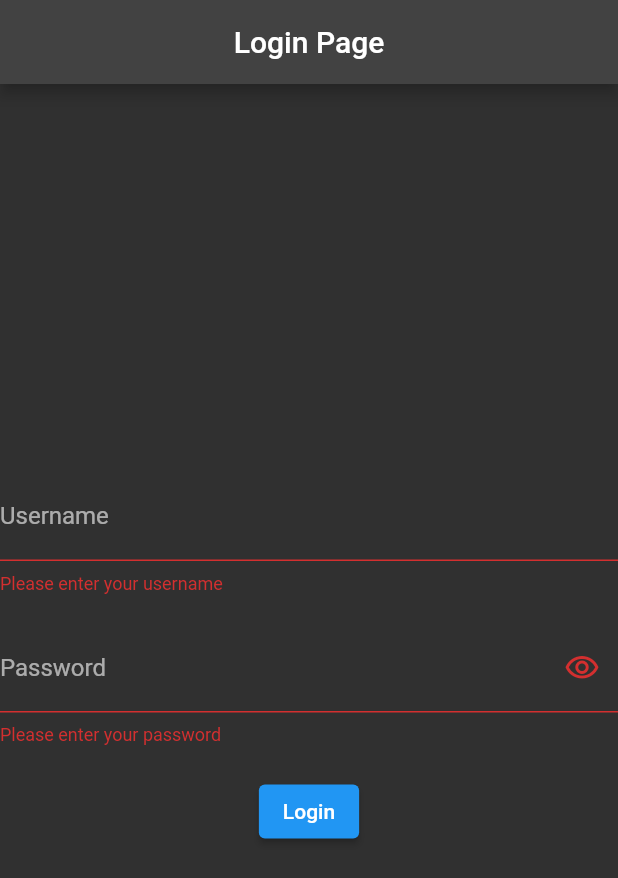
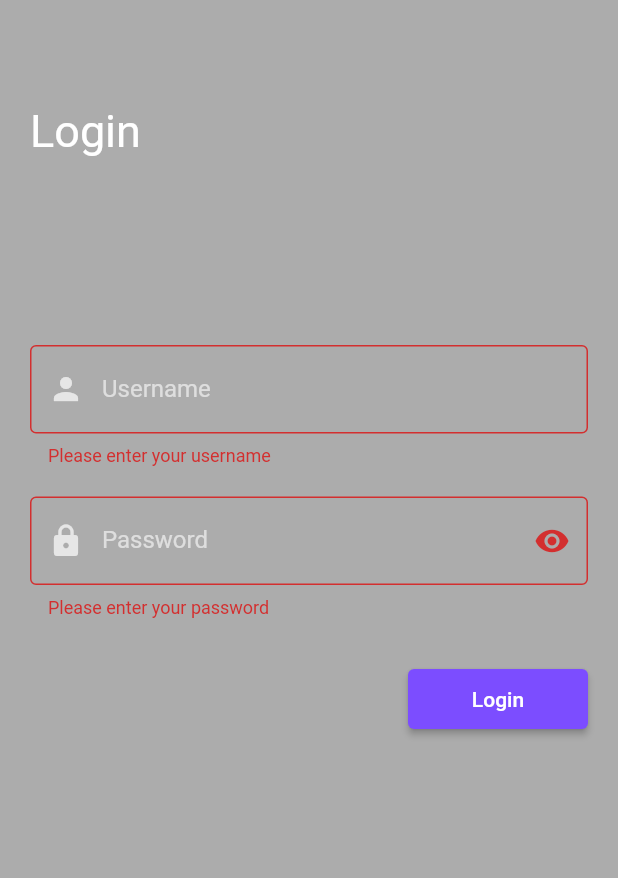
Before and after one commit to pr21Extr/flutter-app-demo, a Flutter app: the screen it shows after launch, after a tap on "Login", on a phone screen of 412 x 824 dp. Shown: the top 878 px of the screen. Run offline on Flutter 3.47's test engine with Material 2 defaults, Android fonts, the phone set to English and light mode, and no system bars.

Commit message:
theme and styles

```diff
--- a/lib/loginFLow.dart
+++ b/lib/loginFLow.dart
@@ -14,28 +14,45 @@
   String? _password;
   bool _obscureText = true;
 
-    void navigateToTodos(BuildContext context) {
-      Navigator.push(
-        context,
-        MaterialPageRoute(builder: (context) => TodosScreen()),
-      );
-    }
-
   @override
   Widget build(BuildContext context) {
     return Scaffold(
-        appBar: AppBar(
-          title: Text("Login Page"),
-          centerTitle: true,
-        ),
-        body: Form(
+        body: Container(
+        color: Colors.white60,
+        padding: const EdgeInsets.all(20.0),
+    child: Align(
+    alignment: Alignment.topLeft, // Align the column to the top left
+    child: Padding(
+    padding: const EdgeInsets.only(top: 50.0), // Adjust top padding to raise the login elements higher
+    child: Form(
     key: _formKey,
     child: Column(
-            mainAxisAlignment: MainAxisAlignment.center,
+    crossAxisAlignment: CrossAxisAlignment.start,
     children: [
+    // Logo or App Icon (Optional)
+    // Image.asset(
+    //   'assets/app_logo.png',
+    //   height: 150,
+    //   width: 150,
+    // ),
+    Row(
+    mainAxisAlignment: MainAxisAlignment.start,
+    children: [
+    Text("Login",
+    style: TextStyle(
+      fontSize: 30
+    ),
+    ),
+    ],
+    ),
+    SizedBox(height: 25),
+    SizedBox(height: 100),
               TextFormField(
-
-                decoration: InputDecoration(labelText: 'Username'),
+                decoration: InputDecoration(
+                  labelText: 'Username',
+                  border: OutlineInputBorder(),
+                  prefixIcon: Icon(Icons.person),
+                ),
                 validator: (value) {
                   if (value == null || value.isEmpty) {
                     return 'Please enter your username';
@@ -51,6 +68,8 @@
                 obscureText: _obscureText,
                 decoration: InputDecoration(
                   labelText: 'Password',
+                  border: OutlineInputBorder(),
+                  prefixIcon: Icon(Icons.lock),
                   suffixIcon: IconButton(
                     onPressed: () {
                       setState(() {
@@ -58,7 +77,9 @@
                       });
                     },
                     icon: Icon(
-                      _obscureText ? Icons.visibility_outlined : Icons.visibility_off_outlined,
+                      _obscureText
+                          ? Icons.visibility
+                          : Icons.visibility_off,
                     ),
                   ),
                 ),
@@ -72,22 +93,35 @@
                   _password = value;
                 },
               ),
-              SizedBox(height: 20),
+              SizedBox(height: 30),
+              Row(
+                mainAxisAlignment: MainAxisAlignment.end, // Align the button to the right
+                children: [
                   ElevatedButton(
                     onPressed: () {
                       if (_formKey.currentState!.validate()) {
                         _formKey.currentState!.save();
-                    print('check if im called');
-                    _performLogin();    //login function
+                        _performLogin();
                       }
                     },
                     child: Text('Login'),
+                    style: ElevatedButton.styleFrom(
+                      // Set the button's width to 120 (adjust as needed)
+                      minimumSize: Size(120, 40),
+                      primary:Colors.deepPurpleAccent
+                    ),
+                  ),
+                ],
               ),
             ],
           ),
         ),
+      ),
+    ),
+        ),
     );
   }
+
 
   void _performLogin() async {
     var url = Uri.parse('https://jsonplaceholder.typicode.com/posts');
@@ -111,9 +145,7 @@
       if (response.statusCode >= 200 && response.statusCode < 300) {
         Map<String, dynamic> responseData = json.decode(response.body);
         print('Login successful! Response: $responseData');
-          navigateToTodos(context);
-
-
+        _navigateToTodosScreen(); // Navigate to TodosScreen after successful login
       } else {
         print('Login failed. Status Code: ${response.statusCode}');
       }
@@ -121,4 +153,11 @@
       print('Error occurred: $e');
     }
   }
+
+  void _navigateToTodosScreen() {
+    Navigator.push(
+      context,
+      MaterialPageRoute(builder: (context) => TodosScreen()),
+    );
   }
+}
```
Lines whose indentation alone changed are shown as unchanged.
